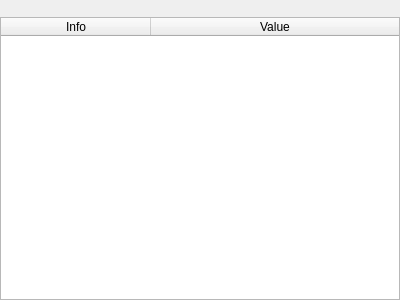
Before: the Qt Designer form qredis/ui/RedisDbEditor.ui in tiagocoutinho/qredis, drawn with Qt 5.
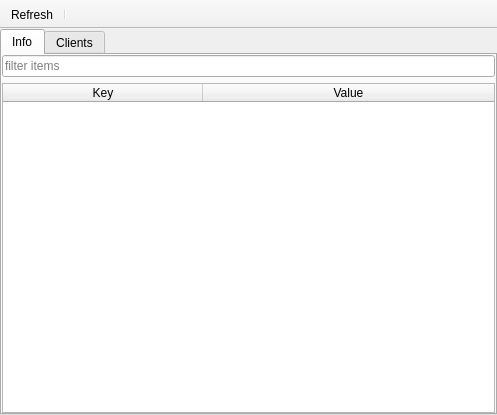
After: the same form once the commit is applied. The open tabs and pages were chosen to show the change. Icons and pictures are not drawn.

Commit message: Add client info, Add info filter, client name

Patch:
```diff
--- a/qredis/ui/RedisDbEditor.ui
+++ b/qredis/ui/RedisDbEditor.ui
@@ -1,49 +1,108 @@
 <?xml version="1.0" encoding="UTF-8"?>
 <ui version="4.0">
- <class>DbEditor</class>
- <widget class="QWidget" name="DbEditor">
+ <class>MainWindow</class>
+ <widget class="QMainWindow" name="MainWindow">
   <property name="geometry">
    <rect>
     <x>0</x>
     <y>0</y>
-    <width>400</width>
-    <height>300</height>
+    <width>497</width>
+    <height>415</height>
    </rect>
   </property>
   <property name="windowTitle">
    <string>Key Editor</string>
   </property>
-  <layout class="QGridLayout" name="gridLayout">
-   <property name="margin">
+  <widget class="QWidget" name="centralwidget">
+   <property name="minimumSize">
+    <size>
+     <width>497</width>
+     <height>0</height>
+    </size>
+   </property>
+   <layout class="QVBoxLayout" name="verticalLayout_2">
+    <property name="leftMargin">
     <number>0</number>
    </property>
-   <property name="spacing">
-    <number>3</number>
-   </property>
-   <item row="2" column="1">
-    <widget class="QLabel" name="name_label">
-     <property name="alignment">
-      <set>Qt::AlignCenter</set>
-     </property>
-    </widget>
-   </item>
-   <item row="3" column="1">
+    <property name="topMargin">
+     <number>0</number>
+    </property>
+    <property name="rightMargin">
+     <number>0</number>
+    </property>
+    <property name="bottomMargin">
+     <number>0</number>
+    </property>
+    <item>
+     <widget class="QTabWidget" name="tabWidget">
+      <property name="currentIndex">
+       <number>1</number>
+      </property>
+      <widget class="QWidget" name="info_tab">
+       <attribute name="title">
+        <string>Info</string>
+       </attribute>
+       <layout class="QVBoxLayout" name="verticalLayout">
+        <property name="leftMargin">
+         <number>0</number>
+        </property>
+        <property name="topMargin">
+         <number>0</number>
+        </property>
+        <property name="rightMargin">
+         <number>0</number>
+        </property>
+        <property name="bottomMargin">
+         <number>0</number>
+        </property>
+        <item>
+         <widget class="QWidget" name="widget" native="true">
+          <layout class="QHBoxLayout" name="horizontalLayout">
+           <property name="leftMargin">
+            <number>0</number>
+           </property>
+           <property name="topMargin">
+            <number>0</number>
+           </property>
+           <property name="rightMargin">
+            <number>0</number>
+           </property>
+           <property name="bottomMargin">
+            <number>0</number>
+           </property>
+           <item>
+            <widget class="QLineEdit" name="info_filter_edit">
+             <property name="toolTip">
+              <string>Filter</string>
+             </property>
+             <property name="placeholderText">
+              <string>filter items</string>
+             </property>
+             <property name="clearButtonEnabled">
+              <bool>true</bool>
+             </property>
+            </widget>
+           </item>
+          </layout>
+         </widget>
+        </item>
+        <item>
     <widget class="QTableWidget" name="info_table">
      <property name="alternatingRowColors">
       <bool>true</bool>
      </property>
-     <attribute name="horizontalHeaderDefaultSectionSize">
-      <number>150</number>
-     </attribute>
      <attribute name="horizontalHeaderMinimumSectionSize">
       <number>50</number>
      </attribute>
+          <attribute name="horizontalHeaderDefaultSectionSize">
+           <number>200</number>
+          </attribute>
      <attribute name="horizontalHeaderStretchLastSection">
       <bool>true</bool>
      </attribute>
      <column>
       <property name="text">
-       <string>Info</string>
+            <string>Key</string>
       </property>
      </column>
      <column>
@@ -54,6 +113,87 @@
     </widget>
    </item>
   </layout>
+      </widget>
+      <widget class="QWidget" name="clients_tab">
+       <attribute name="title">
+        <string>Clients</string>
+       </attribute>
+       <layout class="QVBoxLayout" name="verticalLayout_3">
+        <property name="spacing">
+         <number>3</number>
+        </property>
+        <property name="leftMargin">
+         <number>0</number>
+        </property>
+        <property name="topMargin">
+         <number>0</number>
+        </property>
+        <property name="rightMargin">
+         <number>0</number>
+        </property>
+        <property name="bottomMargin">
+         <number>0</number>
+        </property>
+        <item>
+         <widget class="QTreeWidget" name="client_tree">
+          <attribute name="headerDefaultSectionSize">
+           <number>200</number>
+          </attribute>
+          <column>
+           <property name="text">
+            <string>clients</string>
+           </property>
+          </column>
+          <column>
+           <property name="text">
+            <string>values</string>
+           </property>
+          </column>
+         </widget>
+        </item>
+       </layout>
+      </widget>
+     </widget>
+    </item>
+   </layout>
+  </widget>
+  <widget class="QToolBar" name="toolbar">
+   <property name="windowTitle">
+    <string>toolBar</string>
+   </property>
+   <property name="movable">
+    <bool>false</bool>
+   </property>
+   <property name="iconSize">
+    <size>
+     <width>16</width>
+     <height>16</height>
+    </size>
+   </property>
+   <attribute name="toolBarArea">
+    <enum>TopToolBarArea</enum>
+   </attribute>
+   <attribute name="toolBarBreak">
+    <bool>false</bool>
+   </attribute>
+   <addaction name="refresh_action"/>
+   <addaction name="separator"/>
+  </widget>
+  <action name="refresh_action">
+   <property name="icon">
+    <iconset theme="view-refresh">
+     <normaloff>../</normaloff>../</iconset>
+   </property>
+   <property name="text">
+    <string>Refresh</string>
+   </property>
+   <property name="toolTip">
+    <string>Refresh DB info</string>
+   </property>
+   <property name="statusTip">
+    <string>Update</string>
+   </property>
+  </action>
  </widget>
  <resources/>
  <connections/>
```
Left out of the diff: 2 changed lines with no effect on the pictures. Lines whose indentation alone changed are shown as unchanged. The commit also changes 6 other files.
